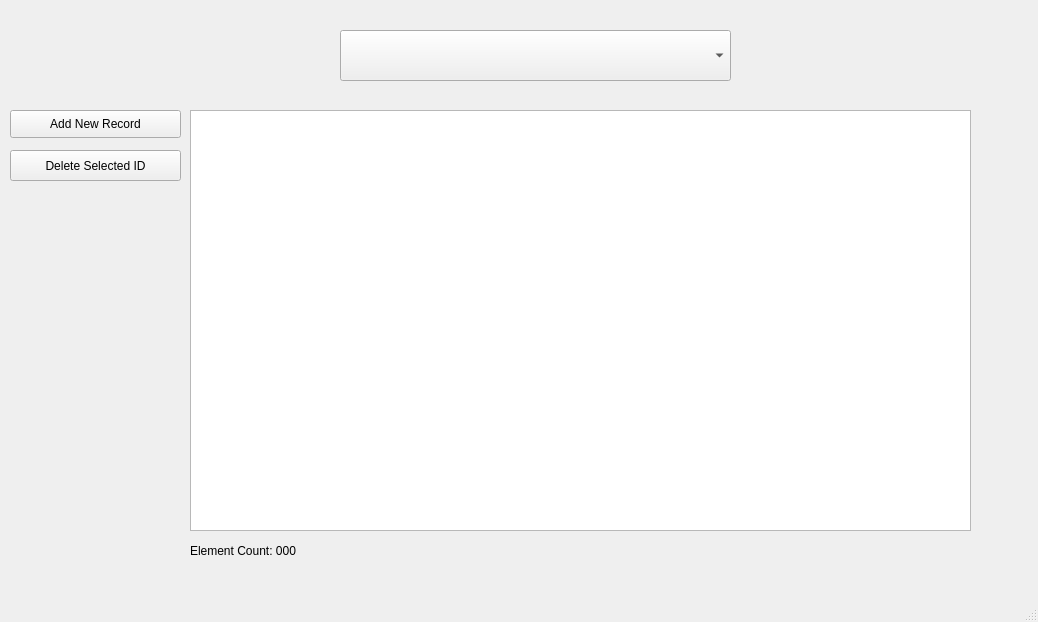
Old version of the form HMS_UI.ui in the repository omy181/MYSQL-Hospital-Management-System.
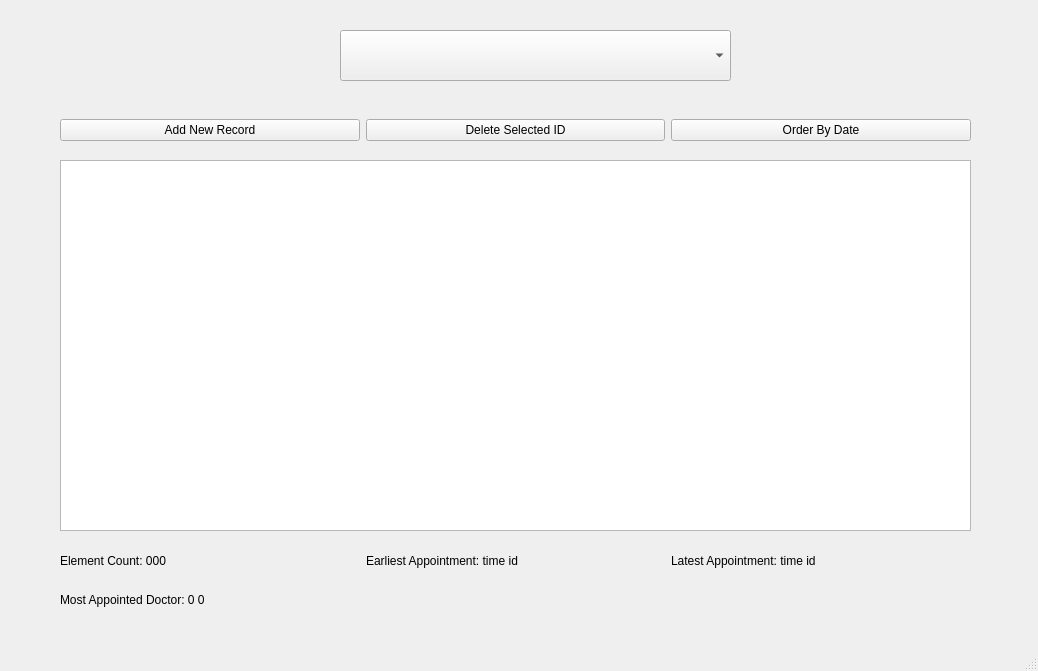
New version of the form.

The edit to the form file:
```diff
--- a/HMS_UI.ui
+++ b/HMS_UI.ui
@@ -7,65 +7,26 @@
     <x>0</x>
     <y>0</y>
     <width>1038</width>
-    <height>622</height>
+    <height>671</height>
    </rect>
   </property>
   <property name="windowTitle">
    <string>Hospital Management System</string>
   </property>
   <widget class="QWidget" name="centralwidget">
-   <widget class="QPushButton" name="AddRecordButton">
-    <property name="geometry">
-     <rect>
-      <x>10</x>
-      <y>110</y>
-      <width>171</width>
-      <height>28</height>
-     </rect>
-    </property>
-    <property name="text">
-     <string>Add New Record</string>
-    </property>
-   </widget>
    <widget class="QTableWidget" name="Table">
     <property name="geometry">
      <rect>
-      <x>190</x>
-      <y>110</y>
-      <width>781</width>
-      <height>421</height>
+      <x>60</x>
+      <y>160</y>
+      <width>911</width>
+      <height>371</height>
      </rect>
     </property>
     <attribute name="verticalHeaderVisible">
      <bool>false</bool>
     </attribute>
    </widget>
-   <widget class="QPushButton" name="DeleteSelectedRow">
-    <property name="geometry">
-     <rect>
-      <x>10</x>
-      <y>150</y>
-      <width>171</width>
-      <height>31</height>
-     </rect>
-    </property>
-    <property name="text">
-     <string>Delete Selected ID</string>
-    </property>
-   </widget>
-   <widget class="QLabel" name="tableCount">
-    <property name="geometry">
-     <rect>
-      <x>190</x>
-      <y>540</y>
-      <width>171</width>
-      <height>22</height>
-     </rect>
-    </property>
-    <property name="text">
-     <string>Element Count: 000</string>
-    </property>
-   </widget>
    <widget class="QComboBox" name="PanelSelector">
     <property name="geometry">
      <rect>
@@ -85,6 +46,85 @@
      <string/>
     </property>
    </widget>
+   <widget class="QWidget" name="horizontalLayoutWidget">
+    <property name="geometry">
+     <rect>
+      <x>60</x>
+      <y>110</y>
+      <width>911</width>
+      <height>41</height>
+     </rect>
+    </property>
+    <layout class="QHBoxLayout" name="horizontalLayout">
+     <item>
+      <widget class="QPushButton" name="AddRecordButton">
+       <property name="text">
+        <string>Add New Record</string>
+       </property>
+      </widget>
+     </item>
+     <item>
+      <widget class="QPushButton" name="DeleteSelectedRow">
+       <property name="text">
+        <string>Delete Selected ID</string>
+       </property>
+      </widget>
+     </item>
+     <item>
+      <widget class="QPushButton" name="OrderByDate">
+       <property name="text">
+        <string>Order By Date</string>
+       </property>
+      </widget>
+     </item>
+    </layout>
+   </widget>
+   <widget class="QWidget" name="horizontalLayoutWidget_2">
+    <property name="geometry">
+     <rect>
+      <x>60</x>
+      <y>540</y>
+      <width>911</width>
+      <height>41</height>
+     </rect>
+    </property>
+    <layout class="QHBoxLayout" name="horizontalLayout_2">
+     <item>
+      <widget class="QLabel" name="tableCount">
+       <property name="text">
+        <string>Element Count: 000</string>
+       </property>
+      </widget>
+     </item>
+     <item>
+      <widget class="QLabel" name="earliestapp">
+       <property name="text">
+        <string>Earliest Appointment: time id</string>
+       </property>
+      </widget>
+     </item>
+     <item>
+      <widget class="QLabel" name="latestapp">
+       <property name="text">
+        <string>Latest Appointment: time id</string>
+       </property>
+      </widget>
+     </item>
+    </layout>
+   </widget>
+   <widget class="QLabel" name="mostappdoc">
+    <property name="geometry">
+     <rect>
+      <x>60</x>
+      <y>580</y>
+      <width>298</width>
+      <height>39</height>
+     </rect>
+    </property>
+    <property name="text">
+     <string>Most Appointed Doctor: 0 0</string>
+    </property>
+   </widget>
   </widget>
   <widget class="QMenuBar" name="menubar">
    <property name="geometry">
```
Left out of the diff: 2 changed lines with no effect on the pictures.
